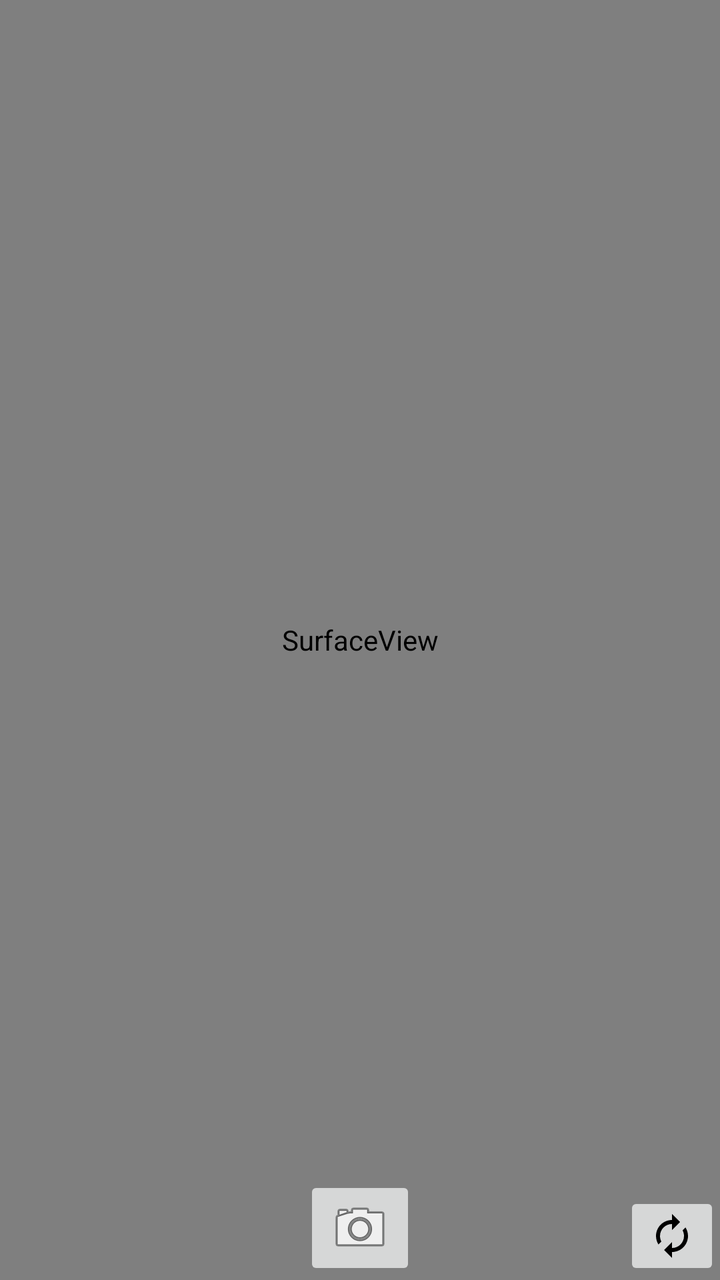
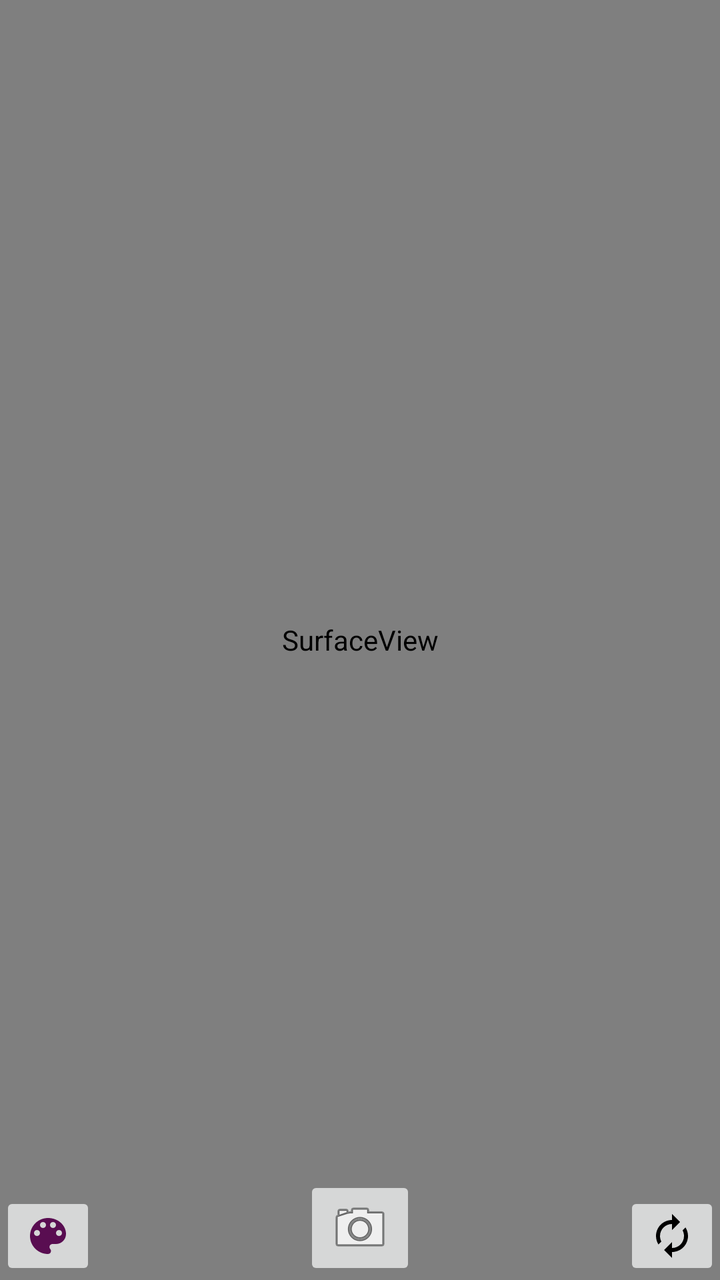

Before-and-after screenshots of an Android layout around one commit, followed by the original layout XML and the change that was made.
<!-- AndroidManifest.xml: application theme AppTheme -->
<!-- res/layout/activity_main.xml -->
<?xml version="1.0" encoding="utf-8"?>
<FrameLayout xmlns:android="http://schemas.android.com/apk/res/android"
    xmlns:app="http://schemas.android.com/apk/res-auto"
    xmlns:tools="http://schemas.android.com/tools"

    android:layout_width="match_parent"
    android:layout_height="match_parent"
 >
   
    <SurfaceView
        android:id="@+id/surfaceView"
        android:layout_width="match_parent"
        android:layout_height="match_parent"
        />


    <ImageButton
        android:id="@+id/take_photo"
        android:layout_width="wrap_content"
        android:layout_height="wrap_content"
        android:layout_gravity="center_horizontal|bottom"
        android:src="@android:drawable/ic_menu_camera"
        />
    <ImageButton
        android:id="@+id/change_direction_btn"
        android:layout_width="wrap_content"
        android:layout_height="wrap_content"
        android:layout_gravity="end|bottom"
        android:src="@drawable/ic_autorenew_black_24dp"/>


</FrameLayout>
<!-- resources referenced by this layout -->
<resources>
  <!-- drawable ic_autorenew_black_24dp (drawable) -->
  <vector xmlns:android="http://schemas.android.com/apk/res/android"
          android:width="24dp"
          android:height="24dp"
          android:viewportWidth="24.0"
          android:viewportHeight="24.0">
      <path
          android:fillColor="#FF000000"
          android:pathData="M12,6v3l4,-4 -4,-4v3c-4.42,0 -8,3.58 -8,8 0,1.57 0.46,3.03 1.24,4.26L6.7,14.8c-0.45,-0.83 -0.7,-1.79 -0.7,-2.8 0,-3.31 2.69,-6 6,-6zM18.76,7.74L17.3,9.2c0.44,0.84 0.7,1.79 0.7,2.8 0,3.31 -2.69,6 -6,6v-3l-4,4 4,4v-3c4.42,0 8,-3.58 8,-8 0,-1.57 -0.46,-3.03 -1.24,-4.26z"/>
  </vector>
  <style name="AppTheme" parent="Theme.AppCompat.Light.DarkActionBar">
          
          <item name="colorPrimary">@color/colorPrimary</item>
          <item name="colorPrimaryDark">@color/colorPrimaryDark</item>
          <item name="colorAccent">@color/colorAccent</item>
          
          <item name="windowActionBar">false</item>
          <item name="windowNoTitle">true</item>
      </style>
  <color name="colorPrimary">#6200EE</color>
  <color name="colorPrimaryDark">#3700B3</color>
  <color name="colorAccent">#03DAC5</color>
</resources>

<!-- the commit's change to res/layout/activity_main.xml (unified diff, before → after) -->
@@ -27,6 +27,12 @@
         android:layout_height="wrap_content"
         android:layout_gravity="end|bottom"
         android:src="@drawable/ic_autorenew_black_24dp"/>
+    <ImageButton
+        android:layout_width="wrap_content"
+        android:layout_height="wrap_content"
+        android:id="@+id/magic_effect_btn"
+        android:src="@drawable/ic_color_lens_black_24dp"
+        android:layout_gravity="bottom|start"/>
 
 
 </FrameLayout>
<!-- resource entries referenced after the edit -->
@@ -9,6 +9,12 @@
       <path
           android:fillColor="#FF000000"
           android:pathData="M12,6v3l4,-4 -4,-4v3c-4.42,0 -8,3.58 -8,8 0,1.57 0.46,3.03 1.24,4.26L6.7,14.8c-0.45,-0.83 -0.7,-1.79 -0.7,-2.8 0,-3.31 2.69,-6 6,-6zM18.76,7.74L17.3,9.2c0.44,0.84 0.7,1.79 0.7,2.8 0,3.31 -2.69,6 -6,6v-3l-4,4 4,4v-3c4.42,0 8,-3.58 8,-8 0,-1.57 -0.46,-3.03 -1.24,-4.26z"/>
+  </vector>
+  <!-- drawable ic_color_lens_black_24dp (drawable) -->
+  <vector android:height="24dp" android:tint="#590D51"
+      android:viewportHeight="24.0" android:viewportWidth="24.0"
+      android:width="24dp" xmlns:android="http://schemas.android.com/apk/res/android">
+      <path android:fillColor="#FF000000" android:pathData="M12,3c-4.97,0 -9,4.03 -9,9s4.03,9 9,9c0.83,0 1.5,-0.67 1.5,-1.5 0,-0.39 -0.15,-0.74 -0.39,-1.01 -0.23,-0.26 -0.38,-0.61 -0.38,-0.99 0,-0.83 0.67,-1.5 1.5,-1.5L16,16c2.76,0 5,-2.24 5,-5 0,-4.42 -4.03,-8 -9,-8zM6.5,12c-0.83,0 -1.5,-0.67 -1.5,-1.5S5.67,9 6.5,9 8,9.67 8,10.5 7.33,12 6.5,12zM9.5,8C8.67,8 8,7.33 8,6.5S8.67,5 9.5,5s1.5,0.67 1.5,1.5S10.33,8 9.5,8zM14.5,8c-0.83,0 -1.5,-0.67 -1.5,-1.5S13.67,5 14.5,5s1.5,0.67 1.5,1.5S15.33,8 14.5,8zM17.5,12c-0.83,0 -1.5,-0.67 -1.5,-1.5S16.67,9 17.5,9s1.5,0.67 1.5,1.5 -0.67,1.5 -1.5,1.5z"/>
   </vector>
   <style name="AppTheme" parent="Theme.AppCompat.Light.DarkActionBar">
           
